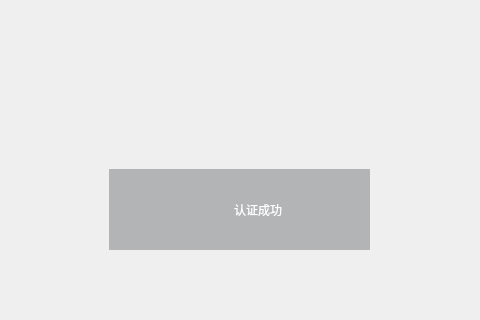
LeonIFR/Embeded-pro-code, file Terminal design/FaceAttendance/faceattendance.ui: the form before one commit; both pictures show x 0 to 480 and y 160 to 480 of the 800 by 480 pixel window.
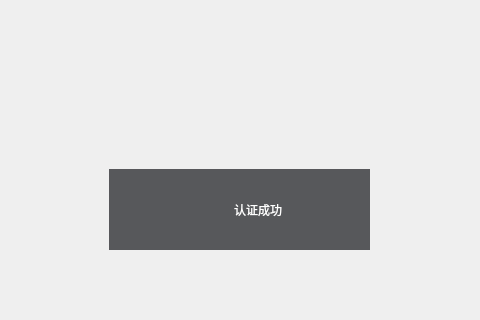
The form after the commit. Icons and pictures are not drawn.

Diff of the .ui file:
```diff
--- a/Terminal design/FaceAttendance/faceattendance.ui
+++ b/Terminal design/FaceAttendance/faceattendance.ui
@@ -36,7 +36,7 @@
       </rect>
      </property>
      <property name="styleSheet">
-      <string notr="true">background-color: rgb(49, 50, 54, 80);</string>
+      <string notr="true">background-color: rgba(49, 50, 54, 0.8);</string>
      </property>
      <layout class="QHBoxLayout" name="horizontalLayout_2">
       <item>
```
